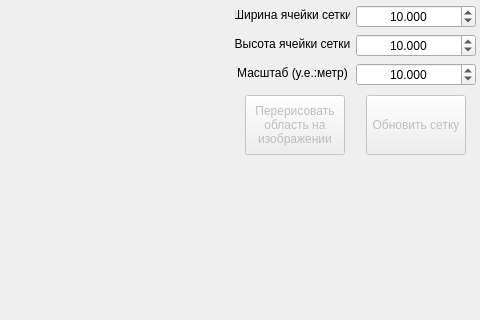
First picture: the form in FinalEcologyProject/mainwindow.ui, repository cloneyd/OilModeling, before the edit; both pictures show x 320 to 800 and y 0 to 320 of the 800 by 600 pixel window.
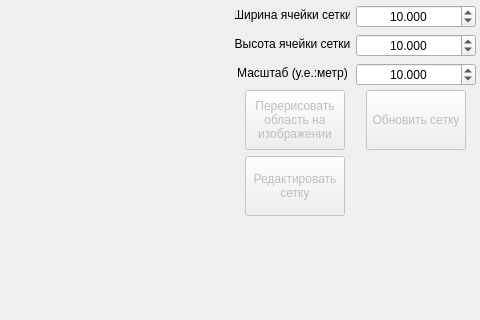
Second picture: the form after the edit.

What changed in the file:
```diff
--- a/FinalEcologyProject/mainwindow.ui
+++ b/FinalEcologyProject/mainwindow.ui
@@ -404,7 +404,7 @@
       <x>550</x>
       <y>90</y>
       <width>251</width>
-      <height>71</height>
+      <height>128</height>
      </rect>
     </property>
     <layout class="QGridLayout" name="gridLayout">
@@ -466,6 +466,35 @@
        </property>
       </widget>
      </item>
+     <item row="1" column="0">
+      <widget class="QPushButton" name="edit_grid_button">
+       <property name="enabled">
+        <bool>false</bool>
+       </property>
+       <property name="minimumSize">
+        <size>
+         <width>100</width>
+         <height>60</height>
+        </size>
+       </property>
+       <property name="maximumSize">
+        <size>
+         <width>100</width>
+         <height>60</height>
+        </size>
+       </property>
+       <property name="baseSize">
+        <size>
+         <width>100</width>
+         <height>50</height>
+        </size>
+       </property>
+       <property name="text">
+        <string>Редактировать
+сетку</string>
+       </property>
+      </widget>
+     </item>
     </layout>
    </widget>
   </widget>
```
Left out of the diff: 17 changed lines with no effect on the pictures.
